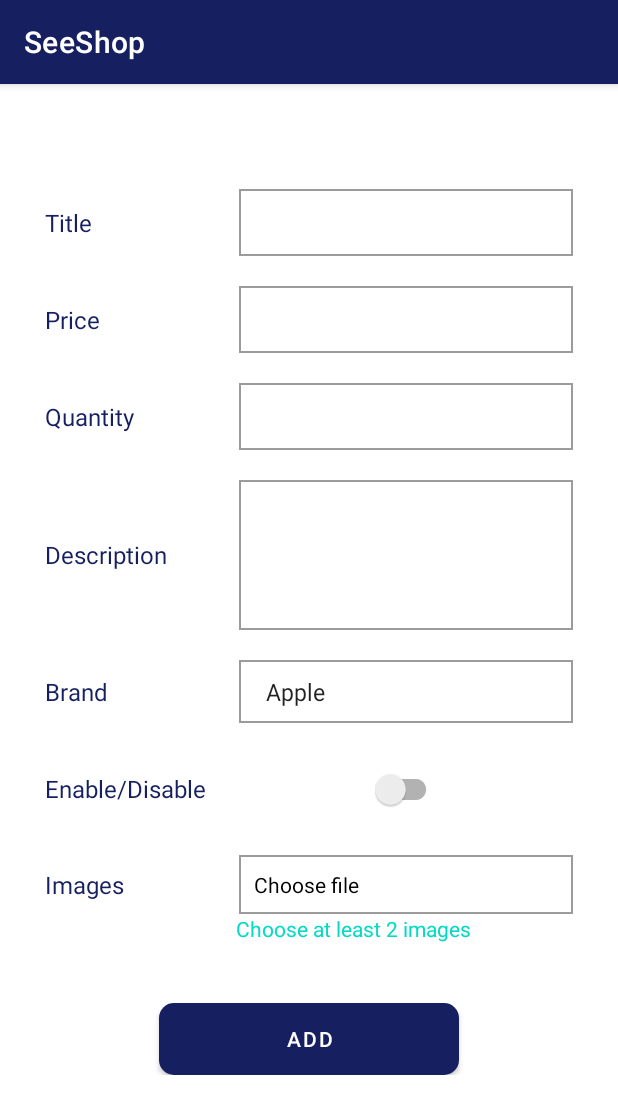
After one commit to saibharath2091246/MAD323FinalTeam5, an Android app: the AddProductsActivity screen opened directly, with no data from a screen before it, on a phone screen of 412 x 824 dp. The commit adds this screen. Shown: the top 1114 px of the screen. Run offline under Robolectric (Android 15) with nearby library versions, the phone set to English and light mode, and no system bars.

Commit message:
Add Products for seller

```diff
--- a/app/src/main/AndroidManifest.xml
+++ b/app/src/main/AndroidManifest.xml
@@ -9,6 +9,7 @@
         android:roundIcon="@mipmap/ic_launcher_round"
         android:supportsRtl="true"
         android:theme="@style/Theme.SeeShop">
+        <activity android:name=".seller.AddProductsActivity"></activity>
         <activity android:name=".SplashActivity">
             <intent-filter>
                 <action android:name="android.intent.action.MAIN" />
@@ -17,13 +18,12 @@
             </intent-filter>
         </activity>
         <activity android:name=".HomeActivity" />
-        <activity android:name=".WelcomeActivity">
-        </activity>
+        <activity android:name=".WelcomeActivity"></activity>
         <activity android:name=".LoginActivity" />
         <activity android:name=".SignUpActivity" />
         <activity android:name=".ProfileActivity" />
         <activity android:name=".MainActivity" />
-        <activity android:name=".admin.UsersListActivity"></activity>
+        <activity android:name=".admin.UsersListActivity" />
         <activity android:name=".admin.AdminLoginActivity" />
         <activity android:name=".admin.AdminDashboardActivity" />
         <activity android:name=".admin.AdminProfileActivity" />
--- a/app/src/main/java/com/team5/seeshop/HomeActivity.java
+++ b/app/src/main/java/com/team5/seeshop/HomeActivity.java
@@ -19,6 +19,7 @@ import android.widget.Toast;
 import com.google.android.material.navigation.NavigationView;
 import com.google.firebase.auth.FirebaseAuth;
 import com.google.firebase.auth.FirebaseUser;
+import com.team5.seeshop.seller.AddProductsActivity;
 import com.team5.seeshop.utils.ConstantStrings;
 
 import static androidx.core.view.GravityCompat.START;
@@ -117,6 +118,13 @@ public class HomeActivity extends AppCompatActivity {
                         drawer.closeDrawer(START);
                         break;
 
+                    case R.id.nav_add_products:
+                        Intent add_products = new Intent(HomeActivity.this, AddProductsActivity.class);
+                        add_products.addFlags(Intent.FLAG_ACTIVITY_CLEAR_TOP|Intent.FLAG_ACTIVITY_NEW_TASK);
+                        startActivity(add_products);
+                        drawer.closeDrawer(START);
+                        break;
+
                     case R.id.nav_logout:
                         mAuth.signOut();
                         SharedPreferences preferences =getSharedPreferences(ConstantStrings.SEESHOP_PREFS, Context.MODE_PRIVATE);
--- /dev/null
+++ b/app/src/main/java/com/team5/seeshop/seller/AddProductsActivity.java
@@ -0,0 +1,16 @@
+package com.team5.seeshop.seller;
+
+import androidx.appcompat.app.AppCompatActivity;
+
+import android.os.Bundle;
+
+import com.team5.seeshop.R;
+
+public class AddProductsActivity extends AppCompatActivity {
+
+    @Override
+    protected void onCreate(Bundle savedInstanceState) {
+        super.onCreate(savedInstanceState);
+        setContentView(R.layout.activity_add_products);
+    }
+}
--- /dev/null
+++ b/app/src/main/res/layout/activity_add_products.xml
@@ -0,0 +1,415 @@
+<?xml version="1.0" encoding="utf-8"?>
+<ScrollView xmlns:android="http://schemas.android.com/apk/res/android"
+    xmlns:app="http://schemas.android.com/apk/res-auto"
+    xmlns:tools="http://schemas.android.com/tools"
+    android:layout_width="match_parent"
+    android:layout_height="match_parent"
+    tools:context=".seller.AddProductsActivity">
+
+    <RelativeLayout
+        android:layout_width="match_parent"
+        android:layout_height="wrap_content"
+        android:orientation="vertical">
+        <ProgressBar
+            android:id="@+id/progressBar"
+            android:layout_width="wrap_content"
+            android:layout_height="wrap_content"
+            android:layout_centerInParent="true"
+            android:visibility="gone" />
+        <LinearLayout
+            android:layout_width="match_parent"
+            android:layout_height="wrap_content"
+            android:orientation="vertical"
+            android:layout_marginTop="50dp"
+
+            >
+
+            <!--name-->
+            <LinearLayout
+                android:layout_width="match_parent"
+                android:layout_height="wrap_content"
+                android:orientation="horizontal"
+                android:weightSum="2"
+                android:layout_marginTop="@dimen/_20dp"
+
+                >
+
+                <TextView
+                    android:id="@+id/title_tv"
+                    android:layout_width="0dp"
+                    android:layout_height="wrap_content"
+                    android:layout_weight="0.7"
+                    android:textSize="@dimen/_16sp"
+                    android:layout_gravity="center"
+                    android:textColor="@color/app_color"
+
+                    android:layout_marginLeft="@dimen/_30dp"
+                    android:text="Title"/>
+                <LinearLayout
+                    android:layout_width="0dp"
+                    android:layout_height="wrap_content"
+                    android:layout_marginRight="@dimen/_30dp"
+                    android:layout_marginLeft="@dimen/_10dp"
+                    android:background="@drawable/textfield_bg"
+                    android:orientation="vertical"
+                    android:layout_gravity="center"
+                    android:layout_weight="1.3"
+                    >
+
+                    <EditText
+                        android:id="@+id/title_et"
+                        android:layout_width="match_parent"
+                        android:layout_height="wrap_content"
+                        android:backgroundTint="@android:color/transparent"
+
+                        android:inputType="text"
+                        android:padding="@dimen/_10dp"
+
+                        android:textColorHint="#BFBFBF" />
+
+                </LinearLayout>
+            </LinearLayout>
+            <LinearLayout
+                android:layout_width="match_parent"
+                android:layout_height="wrap_content"
+                android:orientation="horizontal"
+                android:weightSum="2"
+                android:layout_marginTop="@dimen/_20dp"
+
+                >
+
+                <TextView
+                    android:layout_width="0dp"
+                    android:layout_height="wrap_content"
+                    android:layout_weight="0.7"
+                    android:textSize="@dimen/_16sp"
+                    android:layout_gravity="center"
+                    android:textColor="@color/app_color"
+
+                    android:layout_marginLeft="@dimen/_30dp"
+                    android:text="Price"/>
+                <LinearLayout
+                    android:layout_width="0dp"
+                    android:layout_height="wrap_content"
+                    android:layout_marginRight="@dimen/_30dp"
+                    android:layout_marginLeft="@dimen/_10dp"
+                    android:background="@drawable/textfield_bg"
+                    android:orientation="vertical"
+                    android:layout_gravity="center"
+                    android:layout_weight="1.3"
+                    >
+
+                    <EditText
+                        android:id="@+id/price_et"
+                        android:layout_width="match_parent"
+                        android:layout_height="wrap_content"
+                        android:backgroundTint="@android:color/transparent"
+
+                        android:inputType="number"
+                        android:padding="@dimen/_10dp"
+
+                        android:textColorHint="#BFBFBF" />
+
+                </LinearLayout>
+
+
+            </LinearLayout>
+            <LinearLayout
+                android:layout_width="match_parent"
+                android:layout_height="wrap_content"
+                android:orientation="horizontal"
+                android:weightSum="2"
+                android:layout_marginTop="@dimen/_20dp"
+
+                >
+
+                <TextView
+                    android:layout_width="0dp"
+                    android:layout_height="wrap_content"
+                    android:layout_weight="0.7"
+                    android:textSize="@dimen/_16sp"
+                    android:layout_gravity="center"
+                    android:textColor="@color/app_color"
+
+                    android:layout_marginLeft="@dimen/_30dp"
+                    android:text="Quantity"/>
+                <LinearLayout
+                    android:layout_width="0dp"
+                    android:layout_height="wrap_content"
+                    android:layout_marginRight="@dimen/_30dp"
+                    android:layout_marginLeft="@dimen/_10dp"
+                    android:background="@drawable/textfield_bg"
+                    android:orientation="vertical"
+                    android:layout_gravity="center"
+                    android:layout_weight="1.3"
+                    >
+
+                    <EditText
+                        android:id="@+id/quantity_et"
+                        android:layout_width="match_parent"
+                        android:layout_height="wrap_content"
+                        android:backgroundTint="@android:color/transparent"
+
+                        android:inputType="number"
+                        android:padding="@dimen/_10dp"
+
+                        android:textColorHint="#BFBFBF" />
+
+                </LinearLayout>
+            </LinearLayout>
+
+            <LinearLayout
+                android:layout_width="match_parent"
+                android:layout_height="wrap_content"
+                android:orientation="horizontal"
+                android:weightSum="2"
+                android:layout_marginTop="@dimen/_20dp"
+                >
+
+                <TextView
+                    android:layout_width="0dp"
+                    android:layout_height="wrap_content"
+                    android:layout_weight="0.7"
+                    android:textSize="@dimen/_16sp"
+                    android:layout_gravity="center"
+                    android:textColor="@color/app_color"
+
+                    android:layout_marginLeft="@dimen/_30dp"
+                    android:text="Description"/>
+                <LinearLayout
+                    android:layout_width="0dp"
+                    android:layout_height="wrap_content"
+                    android:layout_marginRight="@dimen/_30dp"
+                    android:background="@drawable/textfield_bg"
+                    android:orientation="vertical"
+                    android:layout_gravity="center"
+                    android:layout_weight="1.3"
+                    android:layout_marginLeft="@dimen/_10dp"
+
+                    >
+
+                    <EditText
+                        android:id="@+id/description_et"
+                        android:layout_width="match_parent"
+                        android:layout_height="100dp"
+                        android:backgroundTint="@android:color/transparent"
+                        android:inputType="textMultiLine"
+                        android:padding="@dimen/_10dp"
+
+                        android:textColorHint="#BFBFBF" />
+
+                </LinearLayout>
+            </LinearLayout>
+
+
+            <!--spinner-->
+            <LinearLayout
+                android:layout_width="match_parent"
+                android:layout_height="wrap_content"
+                android:orientation="horizontal"
+                android:weightSum="2"
+                android:layout_marginTop="@dimen/_20dp"
+                >
+
+                <TextView
+                    android:layout_width="0dp"
+                    android:layout_height="wrap_content"
+                    android:layout_weight="0.7"
+                    android:textSize="@dimen/_16sp"
+                    android:layout_gravity="center"
+                    android:textColor="@color/app_color"
+
+                    android:layout_marginLeft="@dimen/_30dp"
+                    android:text="Brand"/>
+                <LinearLayout
+                    android:layout_width="0dp"
+                    android:layout_height="wrap_content"
+                    android:layout_marginRight="@dimen/_30dp"
+                    android:background="@drawable/textfield_bg"
+                    android:orientation="vertical"
+                    android:layout_gravity="center"
+                    android:layout_weight="1.3"
+                    android:layout_marginLeft="@dimen/_10dp"
+
+                    >
+
+                    <androidx.appcompat.widget.AppCompatSpinner
+                        android:id="@+id/brand_spinner"
+                        android:layout_width="match_parent"
+                        android:layout_height="wrap_content"
+                        android:backgroundTint="@android:color/transparent"
+                        android:padding="@dimen/_10dp"
+                        android:pointerIcon="arrow"
+                        android:spinnerMode="dropdown"
+                        android:entries="@array/brand"
+                        android:textColorHint="#BFBFBF" />
+
+                </LinearLayout>
+            </LinearLayout>
+
+
+            <!--enable-->
+            <LinearLayout
+                android:layout_width="match_parent"
+                android:layout_height="wrap_content"
+                android:orientation="horizontal"
+                android:weightSum="2"
+                android:layout_marginTop="@dimen/_20dp"
+                >
+
+                <TextView
+                    android:layout_width="0dp"
+                    android:layout_height="wrap_content"
+                    android:layout_weight="0.7"
+                    android:textSize="@dimen/_16sp"
+                    android:layout_gravity="center"
+                    android:textColor="@color/app_color"
+
+                    android:layout_marginLeft="@dimen/_30dp"
+                    android:text="Enable/Disable"/>
+                <LinearLayout
+                    android:layout_width="0dp"
+                    android:layout_height="wrap_content"
+                    android:layout_marginRight="@dimen/_30dp"
+                    android:orientation="vertical"
+                    android:layout_gravity="center"
+                    android:layout_weight="1.3"
+                    android:layout_marginLeft="@dimen/_10dp"
+
+                    >
+
+                    <androidx.appcompat.widget.SwitchCompat
+                        android:id="@+id/enable_switch"
+                        android:layout_width="wrap_content"
+                        android:layout_height="wrap_content"
+                        android:backgroundTint="@android:color/transparent"
+                        android:padding="@dimen/_10dp"
+                        android:pointerIcon="arrow"
+                        android:gravity="center"
+                        android:layout_gravity="center"
+                        android:spinnerMode="dropdown"
+                        android:entries="@array/brand"
+                        android:textColorHint="#BFBFBF" />
+
+                </LinearLayout>
+            </LinearLayout>
+
+
+            <!--choose-->
+            <LinearLayout
+                android:layout_width="match_parent"
+                android:layout_height="wrap_content"
+                android:orientation="horizontal"
+                android:weightSum="2"
+                android:layout_marginTop="@dimen/_20dp"
+                >
+
+                <TextView
+                    android:layout_width="0dp"
+                    android:layout_height="wrap_content"
+                    android:layout_weight="0.7"
+                    android:textSize="@dimen/_16sp"
+                    android:layout_gravity="center"
+                    android:textColor="@color/app_color"
+
+                    android:layout_marginLeft="@dimen/_30dp"
+                    android:text="Images"/>
+                <LinearLayout
+                    android:id="@+id/image_choose_layout"
+                    android:layout_width="0dp"
+                    android:layout_height="wrap_content"
+                    android:layout_marginRight="@dimen/_30dp"
+                    android:background="@drawable/textfield_bg"
+                    android:orientation="vertical"
+                    android:layout_gravity="center"
+                    android:layout_weight="1.3"
+
+                    android:layout_marginLeft="@dimen/_10dp"
+
+                    >
+
+                    <TextView
+
+                        android:layout_width="match_parent"
+                        android:layout_height="wrap_content"
+                        android:backgroundTint="@android:color/transparent"
+                        android:padding="@dimen/_10dp"
+                        android:text="Choose file"
+                        android:textColor="@color/black" />
+
+
+
+                </LinearLayout>
+            </LinearLayout>
+            <!--show images-->
+            <TextView
+
+                android:layout_gravity="center"
+                android:layout_width="wrap_content"
+                android:layout_height="wrap_content"
+                android:text="Choose at least 2 images"
+                android:textColor="@color/teal_200"
+                android:layout_marginLeft="@dimen/_30dp"
+                />
+            <LinearLayout
+                android:id="@+id/images_layout"
+                android:layout_width="match_parent"
+                android:layout_height="wrap_content"
+                android:orientation="horizontal"
+                android:weightSum="2"
+                android:visibility="gone"
+                android:layout_marginTop="@dimen/_20dp"
+                >
+
+                <ImageView
+                    android:id="@+id/image1_iv"
+                    android:layout_width="0dp"
+                    android:layout_height="80dp"
+                    android:layout_weight="0.7"
+                    android:textSize="@dimen/_16sp"
+                    android:layout_gravity="center"
+
+                    android:src="@drawable/seeshop_logo"
+                    android:layout_marginLeft="@dimen/_30dp"
+                    />
+
+                <ImageView
+                    android:id="@+id/image2_iv"
+
+                    android:layout_width="0dp"
+                    android:layout_height="80dp"
+                    android:layout_weight="0.7"
+                    android:textSize="@dimen/_16sp"
+                    android:layout_gravity="center"
+
+                    android:src="@drawable/seeshop_logo"
+                    android:layout_marginLeft="@dimen/_30dp"
+                    />
+
+            </LinearLayout>
+
+
+            <Button
+                android:id="@+id/add_btn"
+                android:layout_width="200dp"
+                android:layout_height="wrap_content"
+                android:textColor="@color/white"
+                android:text="Add"
+                android:background="@drawable/solid_bg_app_color_round_corner"
+                android:layout_gravity="center"
+                android:layout_marginTop="40dp"
+                />
+
+
+
+
+
+        </LinearLayout>
+
+
+
+
+
+    </RelativeLayout>
+
+</ScrollView>
--- a/app/src/main/res/menu/base_activity_drawer.xml
+++ b/app/src/main/res/menu/base_activity_drawer.xml
@@ -12,6 +12,17 @@
         <item
             android:id="@+id/nav_profile"
              android:title="profile" />
+        <item
+            android:id="@+id/nav_add_products"
+            android:title="Add products" />
+
+        <item
+            android:id="@+id/nav_manage_products"
+            android:title="Manage products" />
+
+        <item
+            android:id="@+id/nav_manage_orders"
+            android:title="Manage Orders" />
 
         <item
             android:id="@+id/nav_logout"
--- a/app/src/main/res/values/strings.xml
+++ b/app/src/main/res/values/strings.xml
@@ -3,4 +3,12 @@
     <string name="login">Login</string>
     <string name="welcome_to_seeshop">Welcome to SeeShop</string>
     <string name="password">Password</string>
+
+    <string-array name="brand">
+
+        <item>Apple</item>
+        <item>HP</item>
+        <item>Dell</item>
+        <item>Lenovo</item>
+    </string-array>
 </resources>
```
